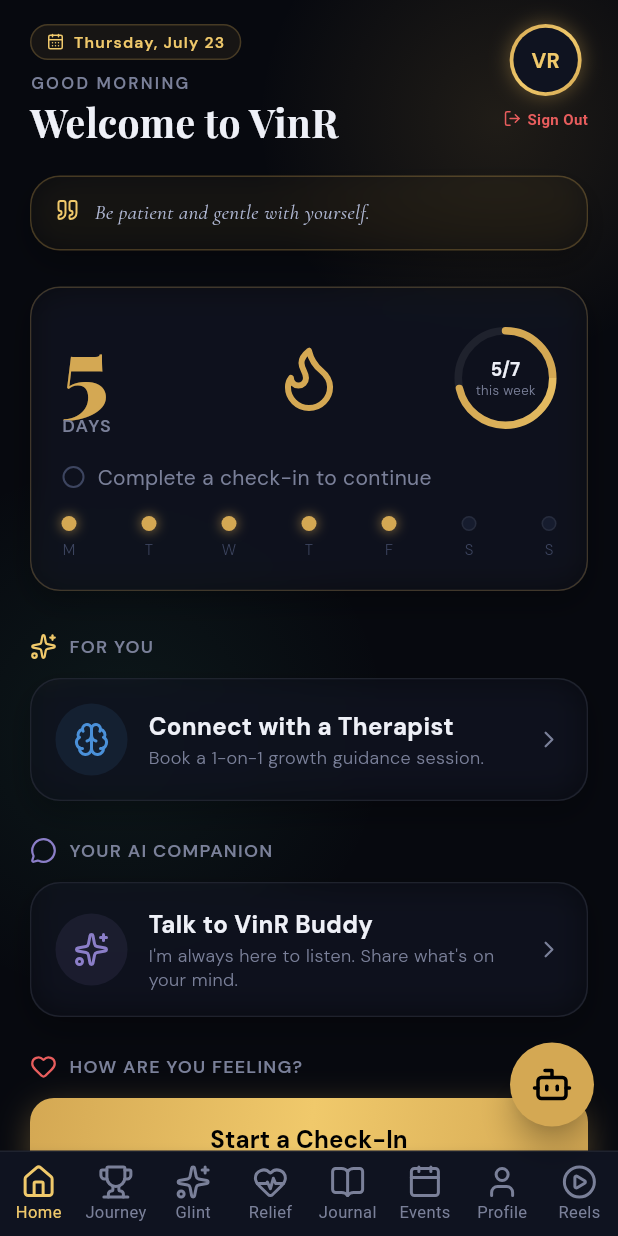
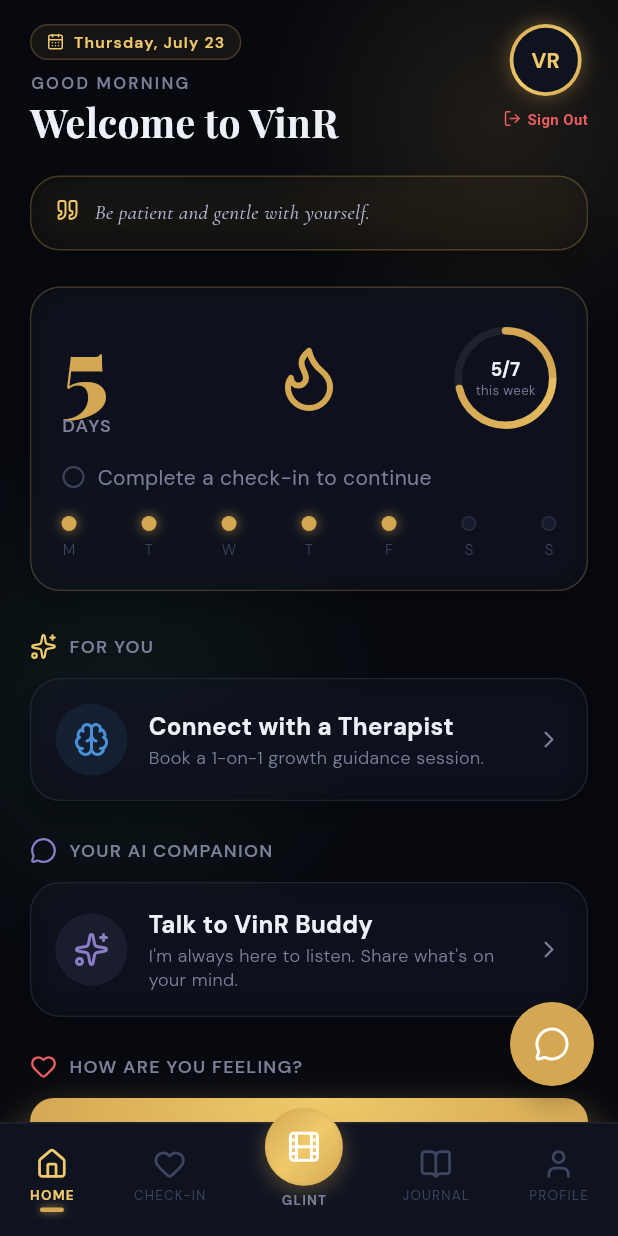
Before and after one commit to Ralein/VinR-2.0, a Flutter app: the HomeDashboardScreen screen opened by its route, on a phone screen of 412 x 824 dp. Run offline on Flutter 3.47's test engine with Material 3 defaults, Android fonts, the phone set to English and light mode, and no system bars; our stand-ins replace dio, flutter_riverpod, flutter_secure_storage, go_router, google_fonts, lucide_icons and 2 more; accounts and stored records are empty.

Commit message:
feat: redesign navigation shell with center Glint tab and custom bottom navigation UI

```diff
--- a/apps/flutter_app/lib/core/navigation/main_navigation_shell.dart
+++ b/apps/flutter_app/lib/core/navigation/main_navigation_shell.dart
@@ -2,6 +2,7 @@
 import 'package:go_router/go_router.dart';
 import 'package:lucide_icons/lucide_icons.dart';
 import '../theme/vinr_colors.dart';
+import '../theme/vinr_typography.dart';
 
 class MainNavigationShell extends StatelessWidget {
   final StatefulNavigationShell navigationShell;
@@ -20,43 +21,177 @@
 
   @override
   Widget build(BuildContext context) {
+    final currentIndex = navigationShell.currentIndex;
+
     return Scaffold(
       body: navigationShell,
-      floatingActionButton: FloatingActionButton(
-        onPressed: () => context.push('/buddy-chat'),
-        backgroundColor: VinRColors.gold,
-        elevation: 8,
-        shape: const CircleBorder(),
-        child: const Icon(LucideIcons.bot, color: Colors.black, size: 28),
+      floatingActionButtonLocation: FloatingActionButtonLocation.endFloat,
+      floatingActionButton: Padding(
+        padding: const EdgeInsets.only(bottom: 8.0),
+        child: FloatingActionButton(
+          onPressed: () => context.push('/buddy-chat'),
+          backgroundColor: VinRColors.gold,
+          elevation: 6,
+          shape: const CircleBorder(),
+          child: const Icon(LucideIcons.messageCircle, color: Colors.white, size: 24),
+        ),
       ),
       bottomNavigationBar: Container(
-        decoration: const BoxDecoration(
+        height: 76,
+        decoration: BoxDecoration(
           color: VinRColors.surface,
-          border: Border(
+          border: const Border(
             top: BorderSide(color: VinRColors.border, width: 1),
           ),
+          boxShadow: [
+            BoxShadow(
+              color: VinRColors.gold.withValues(alpha: 0.08),
+              blurRadius: 10,
+              offset: const Offset(0, -2),
+            ),
+          ],
         ),
-        child: BottomNavigationBar(
-          currentIndex: navigationShell.currentIndex,
-          onTap: _onItemTapped,
-          backgroundColor: VinRColors.surface,
-          selectedItemColor: VinRColors.goldLight,
-          unselectedItemColor: VinRColors.textMuted,
-          type: BottomNavigationBarType.fixed,
-          selectedFontSize: 11,
-          unselectedFontSize: 11,
-          items: const [
-            BottomNavigationBarItem(icon: Icon(LucideIcons.home), label: 'Home'),
-            BottomNavigationBarItem(icon: Icon(LucideIcons.trophy), label: 'Journey'),
-            BottomNavigationBarItem(icon: Icon(LucideIcons.sparkles), label: 'Glint'),
-            BottomNavigationBarItem(icon: Icon(LucideIcons.heartPulse), label: 'Relief'),
-            BottomNavigationBarItem(icon: Icon(LucideIcons.bookOpen), label: 'Journal'),
-            BottomNavigationBarItem(icon: Icon(LucideIcons.calendar), label: 'Events'),
-            BottomNavigationBarItem(icon: Icon(LucideIcons.user), label: 'Profile'),
-            BottomNavigationBarItem(icon: Icon(LucideIcons.playCircle), label: 'Reels'),
+        child: Row(
+          mainAxisAlignment: MainAxisAlignment.spaceAround,
+          children: [
+            // Tab 1: Home
+            _buildNavItem(
+              index: 0,
+              currentIndex: currentIndex,
+              icon: LucideIcons.home,
+              label: 'HOME',
+              onTap: () => _onItemTapped(0),
+            ),
+
+            // Tab 2: Check-in
+            _buildNavItem(
+              index: 1,
+              currentIndex: currentIndex,
+              icon: LucideIcons.heart,
+              label: 'CHECK-IN',
+              onTap: () => _onItemTapped(1),
+            ),
+
+            // Tab 3: Center Raised Glint/Reel Button (Instagram Style)
+            GestureDetector(
+              onTap: () => _onItemTapped(2),
+              child: Transform.translate(
+                offset: const Offset(0, -14),
+                child: Column(
+                  mainAxisSize: MainAxisSize.min,
+                  children: [
+                    Container(
+                      width: 52,
+                      height: 52,
+                      decoration: BoxDecoration(
+                        shape: BoxShape.circle,
+                        gradient: VinRColors.goldGradient,
+                        border: Border.all(
+                          color: currentIndex == 2 ? VinRColors.goldLight : VinRColors.borderGold,
+                          width: 2,
+                        ),
+                        boxShadow: [
+                          BoxShadow(
+                            color: VinRColors.gold.withValues(alpha: currentIndex == 2 ? 0.6 : 0.35),
+                            blurRadius: 12,
+                            offset: const Offset(0, 4),
+                          ),
+                        ],
+                      ),
+                      child: const Center(
+                        child: Icon(
+                          LucideIcons.film,
+                          color: Colors.white,
+                          size: 24,
+                        ),
+                      ),
+                    ),
+                    const SizedBox(height: 4),
+                    Text(
+                      'GLINT',
+                      style: VinRTypography.label.copyWith(
+                        fontSize: 9,
+                        color: currentIndex == 2 ? VinRColors.goldLight : VinRColors.textMuted,
+                        fontWeight: FontWeight.bold,
+                      ),
+                    ),
+                  ],
+                ),
+              ),
+            ),
+
+            // Tab 4: Journal
+            _buildNavItem(
+              index: 3,
+              currentIndex: currentIndex,
+              icon: LucideIcons.bookOpen,
+              label: 'JOURNAL',
+              onTap: () => _onItemTapped(3),
+            ),
+
+            // Tab 5: Profile
+            _buildNavItem(
+              index: 4,
+              currentIndex: currentIndex,
+              icon: LucideIcons.user,
+              label: 'PROFILE',
+              onTap: () => _onItemTapped(4),
+            ),
           ],
         ),
       ),
     );
   }
+
+  Widget _buildNavItem({
+    required int index,
+    required int currentIndex,
+    required IconData icon,
+    required String label,
+    required VoidCallback onTap,
+  }) {
+    final isSelected = index == currentIndex;
+
+    return GestureDetector(
+      onTap: onTap,
+      behavior: HitTestBehavior.opaque,
+      child: Column(
+        mainAxisAlignment: MainAxisAlignment.center,
+        children: [
+          Icon(
+            icon,
+            size: 22,
+            color: isSelected ? VinRColors.goldLight : VinRColors.textGhost,
+          ),
+          const SizedBox(height: 4),
+          Text(
+            label,
+            style: VinRTypography.label.copyWith(
+              fontSize: 9,
+              color: isSelected ? VinRColors.goldLight : VinRColors.textGhost,
+              fontWeight: isSelected ? FontWeight.bold : FontWeight.normal,
+            ),
+          ),
+          const SizedBox(height: 2),
+          if (isSelected)
+            Container(
+              width: 16,
+              height: 3,
+              decoration: BoxDecoration(
+                color: VinRColors.gold,
+                borderRadius: BorderRadius.circular(2),
+                boxShadow: [
+                  BoxShadow(
+                    color: VinRColors.gold.withValues(alpha: 0.8),
+                    blurRadius: 4,
+                  ),
+                ],
+              ),
+            )
+          else
+            const SizedBox(height: 3),
+        ],
+      ),
+    );
+  }
 }
```
Also changed, not shown: apps/flutter_app/lib/core/navigation/app_router.dart (+18 -24 lines), apps/flutter_app/lib/features/auth/screens/welcome_screen.dart (+77 -30 lines), apps/flutter_app/lib/features/onboarding/screens/onboarding_wizard_screen.dart (+19 -14 lines).
